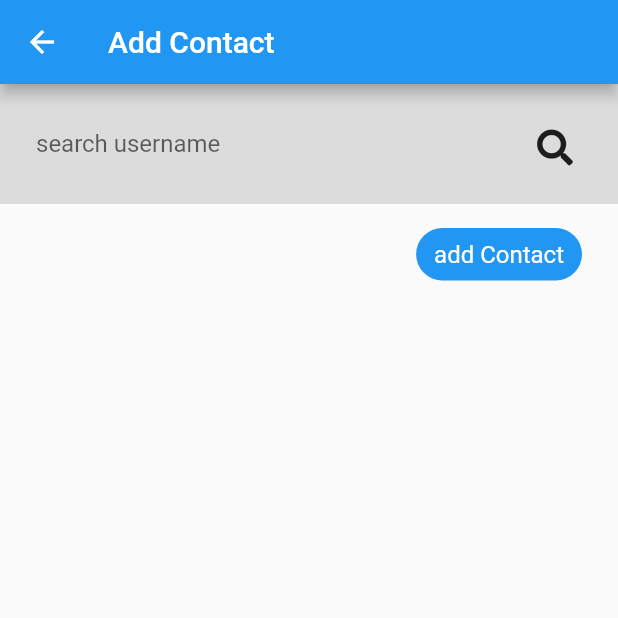
After one commit to michaelwilliamalexander/skuy_messaging, a Flutter app: the ContactScreen screen opened directly, after a tap on the "add" icon, on a phone screen of 412 x 824 dp, the top half of it. The commit adds this screen. Run offline on Flutter 3.47's test engine with Material 2 defaults, Android fonts, the phone set to English and light mode, and no system bars; our stand-ins replace cloud_firestore, firebase_auth, font_awesome_flutter, shared_preferences, validators; accounts and stored records are empty.

Commit message:
Search Contact

```diff
--- /dev/null
+++ b/lib/Contact/SearchTile.dart
@@ -0,0 +1,41 @@
+import 'package:flutter/material.dart';
+
+class SearchTile extends StatelessWidget{
+  final String username;
+  final String email;
+  final String uid;
+  SearchTile({this.username,this.email,this.uid});
+
+  @override
+  Widget build(BuildContext context) {
+    // TODO: implement build
+    return Container(
+      padding: EdgeInsets.symmetric(horizontal: 24, vertical: 16),
+      child: Row(
+        children: <Widget>[
+          Column(
+            crossAxisAlignment: CrossAxisAlignment.start,
+            children: <Widget>[
+              Text(username),
+              Text(email)
+            ],
+          ),
+          Spacer(),
+          Container(
+            padding: EdgeInsets.symmetric(horizontal: 12,vertical: 8),
+            decoration: BoxDecoration(
+                color: Colors.blue,
+                borderRadius: BorderRadius.circular(24)
+            ),
+            child: Text("add Contact",
+              style: TextStyle(
+                  color: Colors.white,
+                  fontSize: 16
+              ),),
+          ),
+        ],
+      ),
+    );
+  }
+
+}
--- /dev/null
+++ b/lib/Contact/addContact.dart
@@ -0,0 +1,101 @@
+
+import 'package:cloud_firestore/cloud_firestore.dart';
+import 'package:firebase_auth/firebase_auth.dart';
+import 'package:flutter/material.dart';
+import 'package:font_awesome_flutter/font_awesome_flutter.dart';
+import 'package:skuy_messaging/Contact/SearchTile.dart';
+import 'package:skuy_messaging/Firebase_Controller/Authentication.dart';
+import 'package:skuy_messaging/Firebase_Controller/db_contact.dart';
+
+class addContact extends StatefulWidget{
+  addContactState createState()=> addContactState();
+}
+
+class addContactState extends State<addContact>{
+  FirebaseUser user;
+  String currentUser_email;
+  TextEditingController search = new TextEditingController();
+  QuerySnapshot snapshot;
+  QuerySnapshot currentUser;
+
+  Widget searchList(){
+    return snapshot !=null ? ListView.builder(
+      itemCount: snapshot.documents.length,
+        shrinkWrap: true,
+        itemBuilder: (context,index){
+          return SearchTile(
+            email: snapshot.documents[index].data["email"],
+            username: snapshot.documents[index].data["username"],
+            uid: snapshot.documents[index].data["uid"],
+          );
+        }
+    ) : Container();
+  }
+
+  @override
+  void initState(){
+    // TODO: implement initState
+    getCurrentUser();
+    super.initState();
+  }
+
+  Future<void> getCurrentUser()async{
+    user = (await Auth_Controller.authentication.currentUser());
+    setState(() {
+      currentUser_email = user.email;
+
+    });
+  }
+
+  initiateSearch(){
+    dbContact.searchUserName(search.text).then((value){
+      setState(() {
+        snapshot = value;
+      });
+    });
+  }
+
+  @override
+  Widget build(BuildContext context) {
+    // TODO: implement build
+    return Scaffold(
+      appBar: AppBar(
+        title: Text("Add Contact"),
+      ),
+      body: Container(
+        child: Column(
+          children: <Widget>[
+            Container(
+              color: Colors.black12,
+              padding: EdgeInsets.symmetric(horizontal: 24, vertical: 16),
+              child: Row(
+                children: <Widget>[
+                  Expanded(
+                    child: TextFormField(
+                      decoration: InputDecoration(
+                        hintText: "search username",
+                        border: InputBorder.none
+                      ),
+                      controller: search,
+                    ),
+                  ),
+                  GestureDetector(
+                    onTap: initiateSearch(),
+                    child: Container(
+                      height: 40,
+                        width: 40,
+                        padding: EdgeInsets.all(10),
+                        child: Icon(FontAwesomeIcons.search)
+                    ),
+                  )
+                ],
+              ),
+            ),
+            searchList(),
+          ],
+        ),
+      )
+
+    );
+  }
+}
--- a/lib/Contact/contact_screen.dart
+++ b/lib/Contact/contact_screen.dart
@@ -1,5 +1,7 @@
 
 import 'package:flutter/material.dart';
+import 'package:font_awesome_flutter/font_awesome_flutter.dart';
+import 'package:skuy_messaging/Contact/addContact.dart';
 
 class ContactScreen extends StatefulWidget{
   ContactScreenState createState()=> ContactScreenState();
@@ -9,7 +11,34 @@ class ContactScreenState extends State<ContactScreen>{
   @override
   Widget build(BuildContext context) {
     // TODO: implement build
-    return null;
+    return Scaffold(
+      appBar: AppBar(
+        title: Text("Contact"),
+        actions: <Widget>[
+          IconButton(
+            icon: Icon(
+              FontAwesomeIcons.search,
+              color: Colors.white,
+            ),
+            onPressed: () {
+
+            },
+          )
+        ],
+      ),
+      body: Center(
+        child: Text("sudah sampai dicontact"),
+      ),
+      floatingActionButton: FloatingActionButton(
+        child: Icon(Icons.add),
+        tooltip: "new Contact",
+        onPressed: (){
+          Navigator.push(context, MaterialPageRoute(
+              builder: (context) => addContact(),
+          ),);
+        },
+      ),
+    );
   }
 
 }
--- a/lib/Firebase_Controller/Authentication.dart
+++ b/lib/Firebase_Controller/Authentication.dart
@@ -1,5 +1,6 @@
 
 import 'package:firebase_auth/firebase_auth.dart';
+import 'package:skuy_messaging/Firebase_Controller/db_contact.dart';
 
 class Auth_Controller{
   static FirebaseAuth authentication = FirebaseAuth.instance;
@@ -17,10 +18,17 @@ class Auth_Controller{
     await authentication.signOut();
   }
 
-  static Future<void> signUpEmail(String mail, String pass)async{
+  static Future<void> signUpEmail(String mail, String pass, String nama)async{
     FirebaseUser user = (await authentication.createUserWithEmailAndPassword(email: mail, password: pass)).user;
+    Map<String,String> userMap = {
+      "username":nama,
+      "email": mail,
+      "uid":user.uid,
+    };
+
     try {
       await user.sendEmailVerification();
+      dbContact.addUserInfo(userMap);
     } catch (e) {
       print("An error occured while trying to send email       verification");
       print(e.message);
--- /dev/null
+++ b/lib/Firebase_Controller/db_contact.dart
@@ -0,0 +1,25 @@
+
+import 'package:cloud_firestore/cloud_firestore.dart';
+
+class dbContact{
+
+  static searchUserName(String username) async{
+    return await Firestore.instance
+        .collection("users")
+        .where('username', isEqualTo: username)
+        .getDocuments();
+  }
+
+  static searchEmail(String email) async{
+    return await Firestore.instance
+        .collection("users")
+        .where('email', isEqualTo: email)
+        .getDocuments();
+  }
+
+  static Future<void> addUserInfo(userData) async {
+    Firestore.instance.collection("users").add(userData).catchError((e) {
+      print(e.toString());
+    });
+  }
+}
--- a/lib/Home/Home.dart
+++ b/lib/Home/Home.dart
@@ -3,6 +3,7 @@ import 'package:firebase_auth/firebase_auth.dart';
 import 'package:flutter/material.dart';
 import 'package:font_awesome_flutter/font_awesome_flutter.dart';
 import 'package:shared_preferences/shared_preferences.dart';
+import 'package:skuy_messaging/Contact/contact_screen.dart';
 import 'package:skuy_messaging/Firebase_Controller/Authentication.dart';
 import 'package:skuy_messaging/Home/HomeScreen.dart';
 
@@ -13,6 +14,7 @@ class Home extends StatefulWidget{
 class HomeState extends State<Home>{
   SharedPreferences pref;
   String email = "";
+  String nama="as";
   FirebaseUser user;
 
   @override
@@ -36,6 +38,11 @@ class HomeState extends State<Home>{
     });
   }
 
+  void goContact(){
+    Navigator.push(context, MaterialPageRoute(
+        builder: (context) => ContactScreen()
+    ),);
+  }
   @override
   Widget build(BuildContext context) {
     // TODO: implement build
@@ -47,11 +54,12 @@ class HomeState extends State<Home>{
         child: ListView(
           children: <Widget>[
             UserAccountsDrawerHeader(
-              accountName: Text(email),
+              accountEmail: Text(email),
             ),
             ListTile(
               title: Text("Contact"),
               leading: Icon(Icons.account_box),
+              onTap: goContact,
             ),
             ListTile(
               title: Text("Sign Out"),
--- a/lib/SignIn_n_SignUp/SignUp.dart
+++ b/lib/SignIn_n_SignUp/SignUp.dart
@@ -12,6 +12,7 @@ class SignUpState extends State<SignUp>{
   final _formKey = GlobalKey<FormState>();
   TextEditingController email = new TextEditingController();
   TextEditingController pass = new TextEditingController();
+  TextEditingController name = new TextEditingController();
 
   TextFormField getForm(String label){
     if(label=="Email"){
@@ -33,13 +34,20 @@ class SignUpState extends State<SignUp>{
         validator: (input)=> !validator.isLength(input,6)? "Minimal panjang 6":null,
         controller: pass,
       );
+    }else if(label=="Username"){
+        return TextFormField(
+            decoration: InputDecoration(
+            labelText: label,
+            icon: Icon(Icons.account_circle),
+        ),
+            controller: name,
+        );
     }
-
   }
 
   void signUp() async {
     if (_formKey.currentState.validate()) {
-      await Auth_Controller.signUpEmail(email.text, pass.text);
+      await Auth_Controller.signUpEmail(email.text, pass.text, name.text);
       Navigator.of(context)
           .pushNamedAndRemoveUntil('/signIn', (Route<dynamic> route) => false);
     }
@@ -62,6 +70,7 @@ class SignUpState extends State<SignUp>{
                       "Sign Up",
                       style: TextStyle(fontSize: 30),
                     ),
+                    getForm("Username"),
                     getForm("Email"),
                     getForm("password"),
                     new Row(
--- a/pubspec.yaml
+++ b/pubspec.yaml
@@ -30,6 +30,7 @@ dependencies:
   validators: ^2.0.0+1
   firebase_core: ^0.4.4+3
   firebase_auth: ^0.14.0+5
+  cloud_firestore: ^0.13.6
 
 
 dev_dependencies:
```
Also changed, not shown: pubspec.lock.
